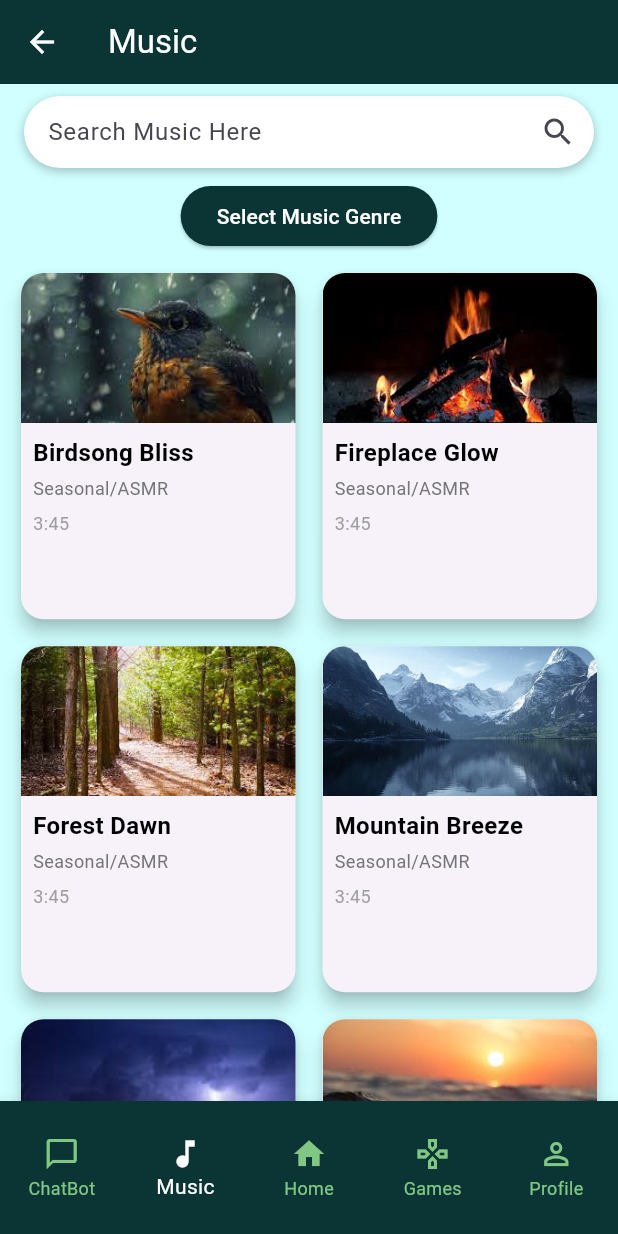
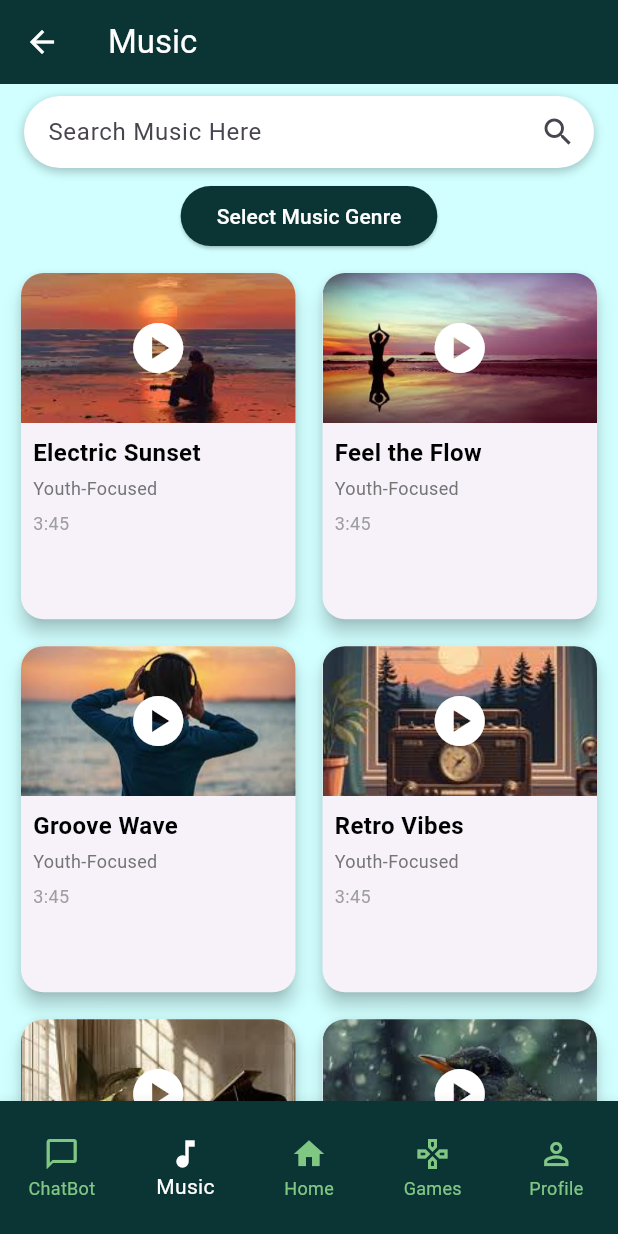
Before and after one commit to anusha1205/StressLens, a Flutter app: the MusicScreen screen opened by its route, on a phone screen of 412 x 824 dp. Run offline on Flutter 3.47's test engine with Material 3 defaults, Android fonts, the phone set to English and light mode, and no system bars; our stand-ins replace audioplayers, confetti, file_picker, firebase_auth, firebase_core, just_audio and 1 more; accounts and stored records are empty.

Commit message:
Add files via upload

```diff
--- a/lib/screens/navbar/music/music.dart
+++ b/lib/screens/navbar/music/music.dart
@@ -10,13 +10,14 @@ class MusicScreen extends StatefulWidget {
 
 class _MusicScreenState extends State<MusicScreen> {
   final AudioPlayer _audioPlayer = AudioPlayer();
+  bool _isPlaying = false;
+  String? _currentlyPlayingTitle;
   int _currentIndex = 1; // Default to music being selected
   String _selectedGenre = 'All';
   String _searchQuery = ''; // Variable to hold the search query
   @override
   void initState() {
     super.initState();
-    // Additional initialization if needed
   }
 
   @override
@@ -26,26 +27,37 @@ class _MusicScreenState extends State<MusicScreen> {
   }
 
   final List<Map<String, String>> musicList = [
+    // Youth-Focused
+    {"title": "Electric Sunset", "genre": "Youth-Focused", "image": "assets/music/electric_sunset.png", "url": "assets/music/music_files/electric_sunset.mp3"},
+    {"title": "Feel the Flow", "genre": "Youth-Focused", "image": "assets/music/feel_the_flow.png", "url": "assets/music/music_files/feel_the_flow.mp3"},
+    {"title": "Groove Wave", "genre": "Youth-Focused", "image": "assets/music/groove_wave.png", "url": "assets/music/music_files/groove_wave.mp3"},
+    {"title": "Retro Vibes", "genre": "Youth-Focused", "image": "assets/music/retro_vibes.png", "url": "assets/music/music_files/retro_vibes.mp3"},
+    {"title": "Soulful Symphony", "genre": "Youth-Focused", "image": "assets/music/soulful_symphony.png", "url": "assets/music/music_files/soulful_symphony.mp3"},
     // Seasonal/ASMR
-    {"title": "Birdsong Bliss", "genre": "Seasonal/ASMR", "image": "assets/music/birdsong.png", "url": "https://example.com/birdsong.mp3"},
-    {"title": "Fireplace Glow", "genre": "Seasonal/ASMR", "image": "assets/music/fireplace_glow.png"},
-    {"title": "Forest Dawn", "genre": "Seasonal/ASMR", "image": "assets/music/forest_dawn.png"},
-    {"title": "Mountain Breeze", "genre": "Seasonal/ASMR", "image": "assets/music/mountain_breeze.png"},
-    {"title": "Thunderstorm Calm", "genre": "Seasonal/ASMR", "image": "assets/music/thunderstorm_calm.png"},
+    {
+      "title": "Birdsong Bliss",
+      "genre": "Seasonal/ASMR",
+      "image": "assets/music/birdsong.png",
+      "url": "assets/music/music_files/birdsong.mp3"
+    },
+    {
+      "title": "Fireplace Glow",
+      "genre": "Seasonal/ASMR",
+      "image": "assets/music/fireplace_glow.png",
+      "url": "assets/music/music_files/fireplace_glow.mp3"
+    },
+    {"title": "Forest Dawn", "genre": "Seasonal/ASMR", "image": "assets/music/forest_dawn.png", "url": "assets/music/music_files/forest_dawn.mp3"},
+    {"title": "Mountain Breeze", "genre": "Seasonal/ASMR", "image": "assets/music/mountain_breeze.png", "url": "assets/music/music_files/mountain_breeze.mp3"},
+    {"title": "Thunderstorm Calm", "genre": "Seasonal/ASMR", "image": "assets/music/thunderstorm_calm.png", "url": "assets/music/music_files/thunderstorm_calm.mp3"},
 
     // Calm & Soothing
-    {"title": "Calm Waves", "genre": "Calm & Soothing", "image": "assets/music/calm_waves.png"},
-    {"title": "Gentle Winds", "genre": "Calm & Soothing", "image": "assets/music/gentle_winds.png"},
-    {"title": "Ocean of Peace", "genre": "Calm & Soothing", "image": "assets/music/ocean_of_peace.png"},
-    {"title": "Soft Glow", "genre": "Calm & Soothing", "image": "assets/music/soft_glow.png"},
-    {"title": "Tranquil Paths", "genre": "Calm & Soothing", "image": "assets/music/tranquil_paths.png"},
+    {"title": "Calm Waves", "genre": "Calm & Soothing", "image": "assets/music/calm_waves.png", "url": "assets/music/music_files/calm_waves.mp3"},
+    {"title": "Gentle Winds", "genre": "Calm & Soothing", "image": "assets/music/gentle_winds.png", "url": "assets/music/music_files/gentle_winds.mp3"},
+    {"title": "Ocean of Peace", "genre": "Calm & Soothing", "image": "assets/music/ocean_of_peace.png", "url": "assets/music/music_files/ocean_of_peace.mp3"},
+    {"title": "Soft Glow", "genre": "Calm & Soothing", "image": "assets/music/soft_glow.png", "url": "assets/music/music_files/soft_glow.mp3"},
+    {"title": "Tranquil Paths", "genre": "Calm & Soothing", "image": "assets/music/tranquil_paths.png", "url": "assets/music/music_files/tranquil_paths.mp3"},
 
-    // Youth-Focused
-    {"title": "Electric Sunset", "genre": "Youth-Focused", "image": "assets/music/electric_sunset.png"},
-    {"title": "Feel the Flow", "genre": "Youth-Focused", "image": "assets/music/feel_the_flow.png"},
-    {"title": "Groove Wave", "genre": "Youth-Focused", "image": "assets/music/groove_wave.png"},
-    {"title": "Retro Vibes", "genre": "Youth-Focused", "image": "assets/music/retro_vibes.png"},
-    {"title": "Soulful Symphony", "genre": "Youth-Focused", "image": "assets/music/soulful_symphony.png"},
+
 
   ];
 
@@ -56,10 +68,25 @@ class _MusicScreenState extends State<MusicScreen> {
       return matchesGenre && matchesSearch;
     }).toList();
   }
-  Future<void> _playMusic(String url) async {
+  Future<void> _playMusic(String title, String url) async {
     try {
-      await _audioPlayer.setAudioSource(AudioSource.uri(Uri.parse(url)));
-      _audioPlayer.play();
+      if (_currentlyPlayingTitle == title && _isPlaying) {
+        // Pause if the same song is playing
+        await _audioPlayer.pause();
+        setState(() {
+          _isPlaying = false;
+        });
+      } else {
+        // Play new song or resume
+        if (_currentlyPlayingTitle != title) {
+          await _audioPlayer.setAsset(url);
+        }
+        await _audioPlayer.play();
+        setState(() {
+          _currentlyPlayingTitle = title;
+          _isPlaying = true;
+        });
+      }
     } catch (e) {
       print("Error playing music: $e");
     }
@@ -152,13 +179,23 @@ class _MusicScreenState extends State<MusicScreen> {
   }
 
   Widget _buildMusicTile(String title, String genre, String imagePath, String duration) {
-    return Card(
+    bool isCurrentlyPlaying = _currentlyPlayingTitle == title && _isPlaying;
+
+    return InkWell(
+      onTap: () {
+        final musicItem = musicList.firstWhere((item) => item['title'] == title);
+        _playMusic(title, musicItem['url']!);
+      },
+      child: Card(
         elevation: 5,
         shape: RoundedRectangleBorder(
           borderRadius: BorderRadius.circular(15),
         ),
         child: Column(
           crossAxisAlignment: CrossAxisAlignment.start,
+          children: [
+            Stack(
+              alignment: Alignment.center,
               children: [
                 ClipRRect(
                   borderRadius: const BorderRadius.only(
@@ -169,8 +206,15 @@ class _MusicScreenState extends State<MusicScreen> {
                     imagePath,
                     fit: BoxFit.cover,
                     width: double.infinity,
-              height: 100, // Adjust height as needed
+                    height: 100,
                   ),
+                ),
+                Icon(
+                  isCurrentlyPlaying ? Icons.pause_circle : Icons.play_circle,
+                  size: 40,
+                  color: Colors.white,
+                ),
+              ],
             ),
             Padding(
               padding: const EdgeInsets.all(8.0),
@@ -200,6 +244,7 @@ class _MusicScreenState extends State<MusicScreen> {
               ),
             ),
           ],
+        ),
       ),
     );
   }
```
Lines whose indentation alone changed are shown as unchanged.
